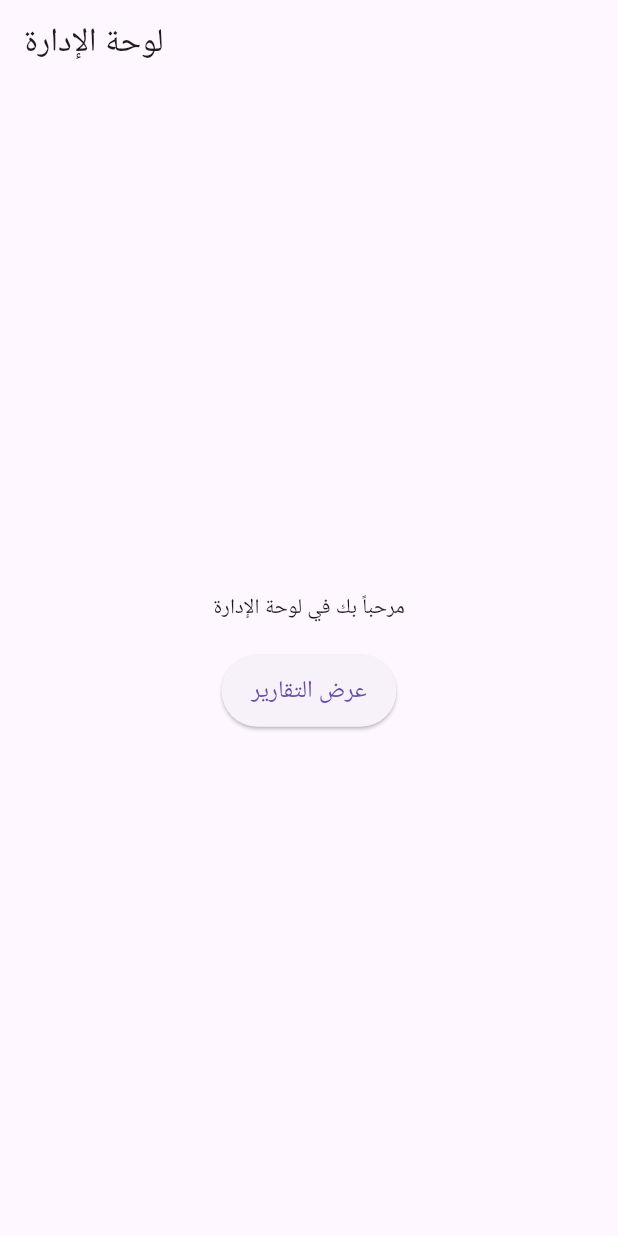
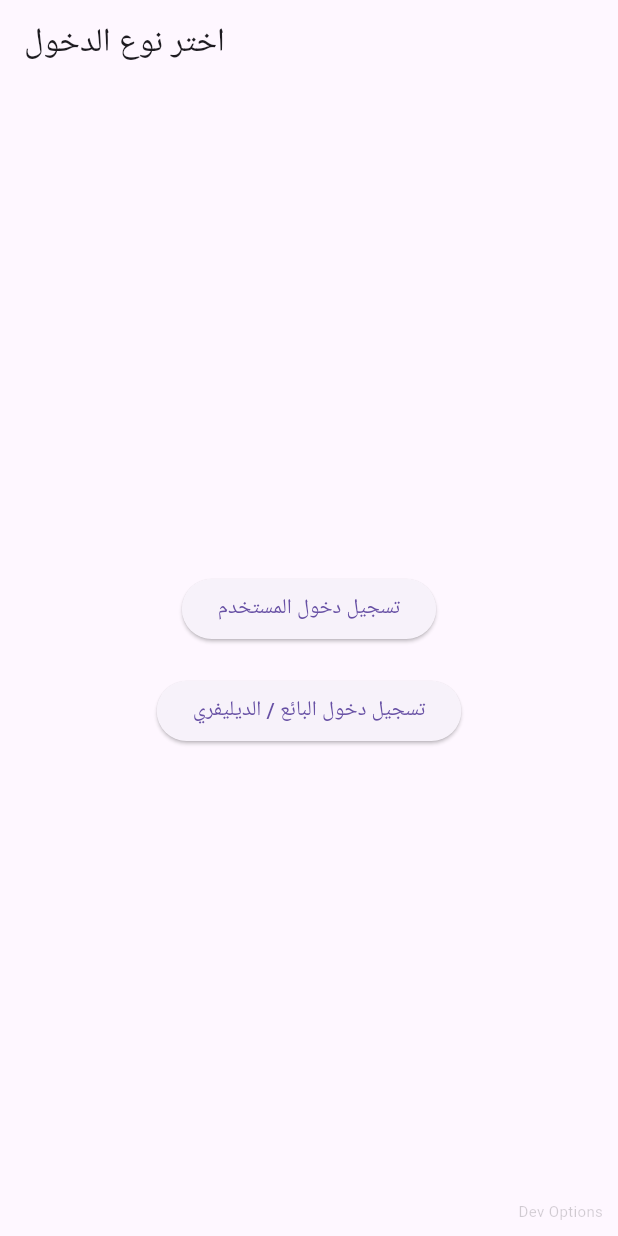
Before and after one commit to IT-WepApp/RivooSy_Flutter, a Flutter app: the screen it shows after launch, on a phone screen of 412 x 824 dp. Run offline on Flutter 3.47's test engine with Material 3 defaults, Android fonts, the phone set to English and light mode, and no system bars.

Commit message:
تجريب الصفحة الرئيسية نجح

```diff
--- a/admin_panel/lib/main.dart
+++ b/admin_panel/lib/main.dart
@@ -1,5 +1,6 @@
 import 'package:flutter/material.dart';
-import 'pages/admin_home_page.dart';
+// استيراد صفحة البداية من الحزمة المشتركة
+import 'package:shared_widgets/home_choice_page.dart';
 
 void main() {
   runApp(const AdminPanelApp());
@@ -11,11 +12,50 @@ class AdminPanelApp extends StatelessWidget {
   @override
   Widget build(BuildContext context) {
     return MaterialApp(
-      title: 'لوحة الإدارة',
-      theme: ThemeData(
-        primarySwatch: Colors.blue,
-      ),
-      home: const AdminHomePage(),
+      title: 'نظام متكامل',
+      theme: ThemeData(primarySwatch: Colors.blue),
+      initialRoute: '/',
+      routes: {
+        '/': (context) => const HomeChoicePage(),
+        '/adminLogin': (context) => const AdminLoginPage(),
+        '/sellerLogin': (context) => const SellerLoginPage(),
+        '/deliveryLogin': (context) => const DeliveryLoginPage(),
+        '/userLogin': (context) => const UserLoginPage(),
+      },
     );
   }
 }
+
+// صفحات تسجيل دخول مؤقتة لحتى تنشئ الملفات الحقيقية لاحقاً
+
+class AdminLoginPage extends StatelessWidget {
+  const AdminLoginPage({super.key});
+  @override
+  Widget build(BuildContext context) {
+    return Scaffold(appBar: AppBar(title: const Text('تسجيل دخول المشرف')));
+  }
+}
+
+class SellerLoginPage extends StatelessWidget {
+  const SellerLoginPage({super.key});
+  @override
+  Widget build(BuildContext context) {
+    return Scaffold(appBar: AppBar(title: const Text('تسجيل دخول البائع')));
+  }
+}
+
+class DeliveryLoginPage extends StatelessWidget {
+  const DeliveryLoginPage({super.key});
+  @override
+  Widget build(BuildContext context) {
+    return Scaffold(appBar: AppBar(title: const Text('تسجيل دخول المندوب')));
+  }
+}
+
+class UserLoginPage extends StatelessWidget {
+  const UserLoginPage({super.key});
+  @override
+  Widget build(BuildContext context) {
+    return Scaffold(appBar: AppBar(title: const Text('تسجيل دخول المستخدم')));
+  }
+}
--- /dev/null
+++ b/shared_modules/shared_widgets/lib/home_choice_page.dart
@@ -0,0 +1,89 @@
+// shared_modules/shared_widgets/lib/home_choice_page.dart
+
+import 'package:flutter/material.dart';
+
+class HomeChoicePage extends StatelessWidget {
+  const HomeChoicePage({Key? key}) : super(key: key);
+
+  /// دالة لإظهار نافذة اختيار لتسجيل دخول البائع أو الديليفري.
+  void _showSellerOrDeliveryDialog(BuildContext context) {
+    showDialog(
+      context: context,
+      builder: (context) => AlertDialog(
+        title: const Text("اختر نوع الدخول"),
+        content: const Text("من فضلك اختر بين تسجيل دخول البائع أو التوصيل"),
+        actions: [
+          TextButton(
+            onPressed: () {
+              Navigator.of(context).pop();
+              Navigator.pushNamed(context, '/sellerLogin');
+            },
+            child: const Text("البائع"),
+          ),
+          TextButton(
+            onPressed: () {
+              Navigator.of(context).pop();
+              Navigator.pushNamed(context, '/deliveryLogin');
+            },
+            child: const Text("الديليفري"),
+          ),
+        ],
+      ),
+    );
+  }
+
+  @override
+  Widget build(BuildContext context) {
+    return Scaffold(
+      appBar: AppBar(
+        title: const Text("اختر نوع الدخول"),
+      ),
+      body: SafeArea(
+        child: Stack(
+          children: [
+            // المحتوى الرئيسي
+            Center(
+              child: Column(
+                mainAxisSize: MainAxisSize.min,
+                children: [
+                  // زر تسجيل دخول المستخدم
+                  ElevatedButton(
+                    onPressed: () {
+                      Navigator.pushNamed(context, '/userLogin');
+                    },
+                    child: const Text("تسجيل دخول المستخدم"),
+                  ),
+                  const SizedBox(height: 20),
+                  // زر يفتح نافذة اختيار لتسجيل دخول البائع أو الديليفري
+                  ElevatedButton(
+                    onPressed: () {
+                      _showSellerOrDeliveryDialog(context);
+                    },
+                    child: const Text("تسجيل دخول البائع / الديليفري"),
+                  ),
+                ],
+              ),
+            ),
+            // خيار مخفي لتسجيل دخول الأدمن
+            Positioned(
+              bottom: 10,
+              right: 10,
+              child: GestureDetector(
+                onLongPress: () {
+                  Navigator.pushNamed(context, '/adminLogin');
+                },
+                child: const Opacity(
+                  opacity: 0.2,
+                  child: Text(
+                    "Dev Options",
+                    style: TextStyle(fontSize: 10),
+                  ),
+                ),
+              ),
+            ),
+          ],
+        ),
+      ),
+    );
+  }
+}
--- a/shared_modules/shared_widgets/lib/shared_widgets.dart
+++ b/shared_modules/shared_widgets/lib/shared_widgets.dart
@@ -15,7 +15,7 @@ class SharedCustomButton extends StatelessWidget {
       onPressed: onPressed,
       child: Text(title),
       style: ElevatedButton.styleFrom(
-        primary: Colors.green,
+        backgroundColor: Colors.green,
         padding: const EdgeInsets.symmetric(horizontal: 16, vertical: 10),
       ),
     );
```
Also changed, not shown: tests/integration_test.dart (deleted, +0 -7 lines), user_app/pubspec.lock, 7 other files.
